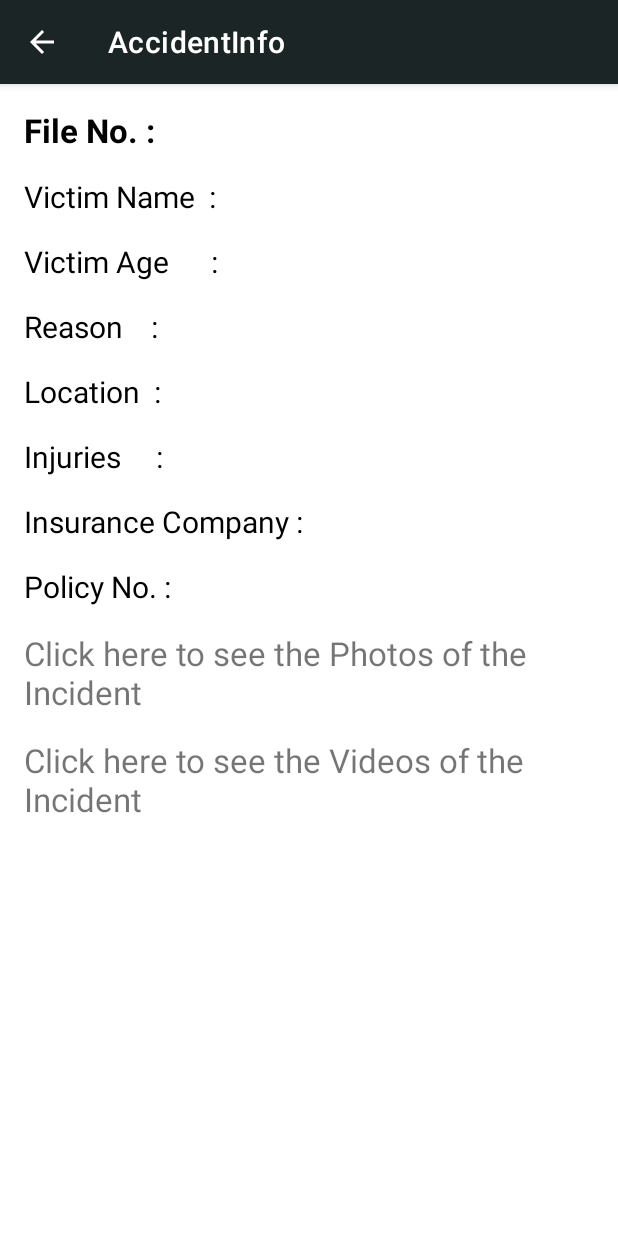
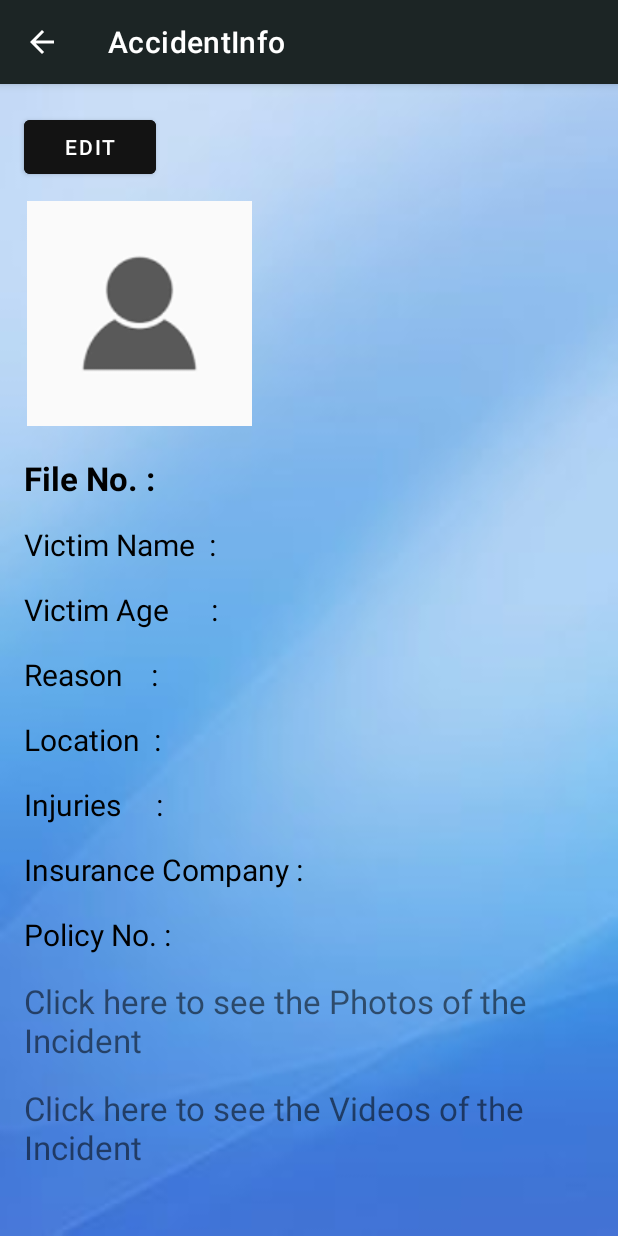
Before and after one commit to AndroidProjectSpring2023/AccidentInfo, an Android app: the InformationActivity screen opened directly, with no data from a screen before it, on a phone screen of 412 x 824 dp. Run offline under Robolectric (Android 15) with nearby library versions, the phone set to English and light mode, and no system bars; our stand-ins replace Firebase (no records; nobody signed in at launch, a user with empty details on screens opened directly); 1 statement that could not run was skipped.

Commit message:
( Murali Krishna ) : Misc : Added background image across entire application.

```diff
--- a/app/src/main/res/layout/activity_change_pwd.xml
+++ b/app/src/main/res/layout/activity_change_pwd.xml
@@ -5,6 +5,7 @@
     xmlns:tools="http://schemas.android.com/tools"
     android:layout_width="match_parent"
     android:layout_height="match_parent"
+    android:background="@drawable/plain_blue_background_image"
     tools:context=".ChangePwdActivity">
 
 
--- a/app/src/main/res/layout/activity_home.xml
+++ b/app/src/main/res/layout/activity_home.xml
@@ -5,6 +5,7 @@
     xmlns:tools="http://schemas.android.com/tools"
     android:layout_width="match_parent"
     android:layout_height="match_parent"
+    android:background="@drawable/plain_blue_background_image"
     tools:context=".HomeActivity">
 
     <TextView
--- a/app/src/main/res/layout/activity_image.xml
+++ b/app/src/main/res/layout/activity_image.xml
@@ -4,13 +4,16 @@
     xmlns:tools="http://schemas.android.com/tools"
     android:layout_width="match_parent"
     android:layout_height="match_parent"
+    android:background="@drawable/plain_blue_background_image"
     tools:context=".ImageActivity">
 
 
     <androidx.recyclerview.widget.RecyclerView
         android:id="@+id/image_recycler_view"
         android:layout_width="match_parent"
-        android:layout_height="wrap_content" />
+        android:layout_height="wrap_content"
+        android:layout_marginTop="10dp"
+        android:scrollbars="vertical"/>
 
 
 </RelativeLayout>
--- a/app/src/main/res/layout/activity_information.xml
+++ b/app/src/main/res/layout/activity_information.xml
@@ -5,7 +5,11 @@
     xmlns:tools="http://schemas.android.com/tools"
     android:layout_width="match_parent"
     android:layout_height="match_parent"
+    android:background="@drawable/plain_blue_background_image"
     tools:context=".InformationActivity">
+
+
+
 
     <RelativeLayout
         android:layout_width="match_parent"
@@ -15,13 +19,43 @@
         android:layout_marginEnd="8dp"
         android:layout_marginBottom="8dp">
 
+        <LinearLayout
+            android:layout_width="match_parent"
+            android:layout_height="match_parent"
+            android:orientation="horizontal">
+            <Button
+                android:id="@+id/editVictimButton"
+                android:layout_width="wrap_content"
+                android:layout_height="wrap_content"
+                android:layout_marginStart="8dp"
+                android:layout_marginTop="10dp"
+                android:layout_marginEnd="8dp"
+                android:layout_marginBottom="8dp"
+                android:backgroundTint="#FF131313"
+                android:text="Edit" />
+
+        </LinearLayout>
+
+
+        <ImageView
+            android:id="@+id/vImage"
+            android:layout_width="150dp"
+            android:layout_height="150dp"
+            android:layout_marginStart="10dp"
+            android:layout_marginTop="70dp"
+            android:layout_marginBottom="10dp"
+            android:scaleType="centerCrop"
+            android:src="@drawable/victim_image"
+            app:shapeAppearanceOverlay="@style/CardView.Dark" />
+
+
         <TextView
             android:id="@+id/tv_fileName"
             android:layout_width="wrap_content"
             android:layout_height="wrap_content"
-            android:layout_alignParentTop="true"
+            android:layout_below="@+id/vImage"
             android:layout_marginStart="8dp"
-            android:layout_marginTop="8dp"
+            android:layout_marginTop="10dp"
             android:layout_marginEnd="8dp"
             android:layout_marginBottom="8dp"
             android:text="File No. : "
--- a/app/src/main/res/layout/activity_insurance.xml
+++ b/app/src/main/res/layout/activity_insurance.xml
@@ -4,6 +4,7 @@
     xmlns:tools="http://schemas.android.com/tools"
     android:layout_width="match_parent"
     android:layout_height="match_parent"
+    android:background="@drawable/plain_blue_background_image"
     tools:context=".InsuranceActivity">
 
     <ListView
--- a/app/src/main/res/layout/activity_insurance_info.xml
+++ b/app/src/main/res/layout/activity_insurance_info.xml
@@ -5,6 +5,7 @@
     xmlns:tools="http://schemas.android.com/tools"
     android:layout_width="match_parent"
     android:layout_height="match_parent"
+    android:background="@drawable/plain_blue_background_image"
     tools:context=".InsuranceInfoActivity">
 
     <ListView
--- a/app/src/main/res/layout/activity_login.xml
+++ b/app/src/main/res/layout/activity_login.xml
@@ -4,6 +4,7 @@
     xmlns:tools="http://schemas.android.com/tools"
     android:layout_width="match_parent"
     android:layout_height="match_parent"
+    android:background="@drawable/plain_blue_background_image"
     tools:context=".LoginActivity">
 
     <ImageView
--- a/app/src/main/res/layout/activity_password.xml
+++ b/app/src/main/res/layout/activity_password.xml
@@ -4,6 +4,7 @@
     xmlns:tools="http://schemas.android.com/tools"
     android:layout_width="match_parent"
     android:layout_height="match_parent"
+    android:background="@drawable/plain_blue_background_image"
     tools:context=".PasswordActivity">
 
     <EditText
--- a/app/src/main/res/layout/activity_profile.xml
+++ b/app/src/main/res/layout/activity_profile.xml
@@ -5,6 +5,7 @@ xmlns:app="http://schemas.android.com/apk/res-auto"
     xmlns:tools="http://schemas.android.com/tools"
     android:layout_width="match_parent"
     android:layout_height="match_parent"
+    android:background="@drawable/plain_blue_background_image"
     tools:context=".ProfileActivity">
 
     <androidx.constraintlayout.widget.ConstraintLayout
--- a/app/src/main/res/layout/activity_registration.xml
+++ b/app/src/main/res/layout/activity_registration.xml
@@ -4,6 +4,7 @@
     xmlns:tools="http://schemas.android.com/tools"
     android:layout_width="match_parent"
     android:layout_height="match_parent"
+    android:background="@drawable/plain_blue_background_image"
     tools:context=".RegistrationActivity">
 
 
--- a/app/src/main/res/layout/activity_video.xml
+++ b/app/src/main/res/layout/activity_video.xml
@@ -4,12 +4,13 @@
     xmlns:tools="http://schemas.android.com/tools"
     android:layout_width="match_parent"
     android:layout_height="match_parent"
+    android:background="@drawable/plain_blue_background_image"
     tools:context=".VideoActivity">
 
     <androidx.recyclerview.widget.RecyclerView
         android:id="@+id/video_recycler_view"
         android:layout_width="match_parent"
-        android:layout_height="wrap_content"
+        android:layout_height="match_parent"
         android:layout_marginStart="0dp"
         android:layout_marginTop="0dp" />
 
```
Also changed, not shown: app/src/main/res/layout/layout_image_list.xml (+4 -5 lines), app/src/main/res/layout/layout_video_list.xml (+0 -7 lines). Lines whose indentation alone changed are shown as unchanged.
